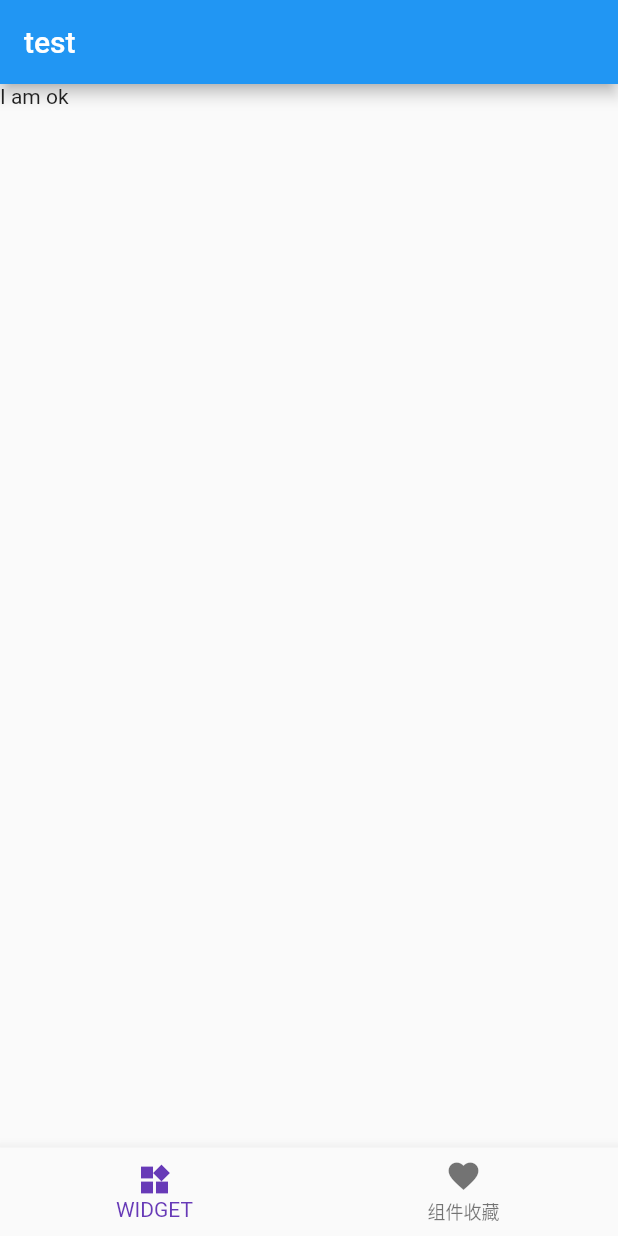
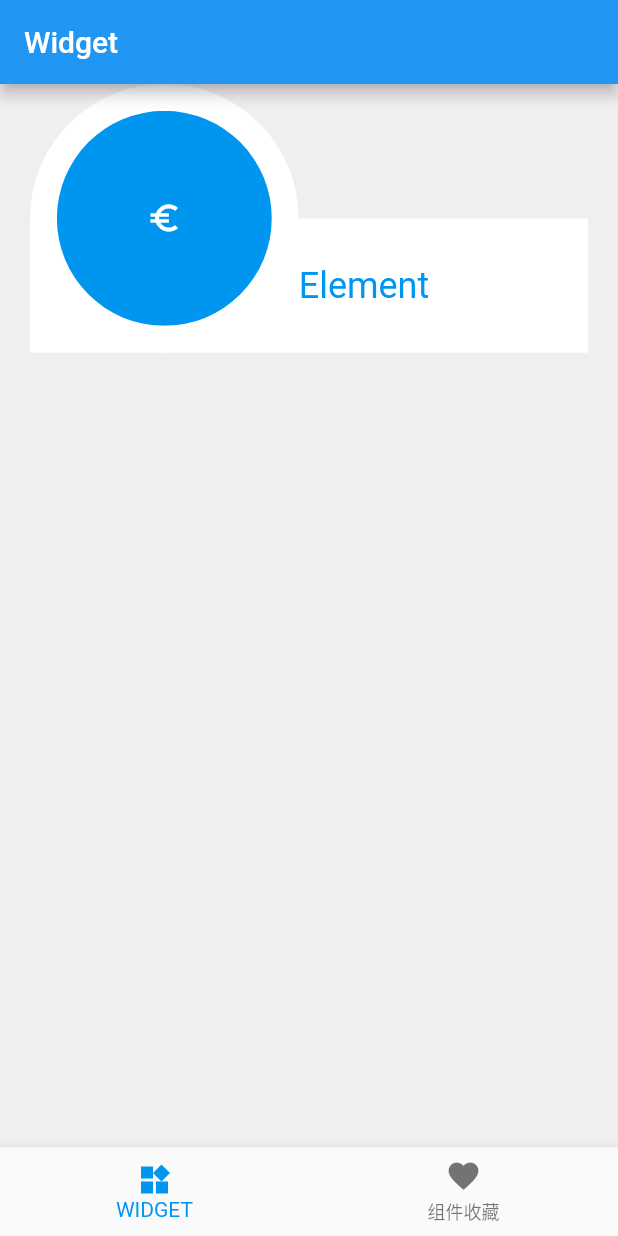
Before and after one commit to woshiku110/flutterstudy, a Flutter app: the screen it shows after launch, on a phone screen of 412 x 824 dp. Run offline on Flutter 3.47's test engine with Material 2 defaults, Android fonts, the phone set to English and light mode, and no system bars; our stand-ins replace fluro, flutter_screenutil.

Commit message:
增加了尺寸工具类以及删除无用代码以及做了小部分ui布局

```diff
--- a/lib/pages/home.dart
+++ b/lib/pages/home/home.dart
@@ -1,8 +1,7 @@
-import 'dart:math';
-
 import 'package:flutter/material.dart';
-import 'package:flutterstudy/pages/home_page_one.dart';
-import 'package:flutterstudy/pages/home_page_two.dart';
+import 'package:flutter_screenutil/flutter_screenutil.dart';
+import 'package:flutterstudy/pages/home/widget.dart';
+import 'package:flutterstudy/pages/home/home_page_two.dart';
 class Home extends StatefulWidget{
   final String title;
   Home({Key key,this.title}):super(key:key);
@@ -19,11 +18,12 @@ class _Home extends State<Home>{
     print("currentIndex: "+ index.toString());
   }
   List<Widget> list= [
-        HomePageOne(),
+        WidgetComponent(),
         HomePageTwo()
   ];
   @override
   Widget build(BuildContext context) {
+    ScreenUtil.instance = ScreenUtil.getInstance()..init(context);
     return new Scaffold(
       appBar: AppBar(
         title: Text(widget.title),
@@ -51,7 +51,7 @@ class BottomNavigation extends StatelessWidget{
           iconSize: 24,
           currentIndex: currentIndex,
           onTap: _handleTap,
-          fixedColor: Colors.deepPurple,
+          fixedColor: Color.fromRGBO(0,150,239, 1.0),
           items: <BottomNavigationBarItem>[
             BottomNavigationBarItem(
                 title: Text("WIDGET"),
--- /dev/null
+++ b/lib/pages/home/widget.dart
@@ -0,0 +1,136 @@
+import 'package:flutter/material.dart';
+import 'package:flutterstudy/pages/util/Size.dart';
+
+class WidgetComponent extends StatefulWidget{
+  @override
+  State<StatefulWidget> createState() {
+    return _Widget();
+  }
+}
+
+class _Widget extends State<WidgetComponent>{
+  @override
+  Widget build(BuildContext context) {
+    return Container(
+      width: double.infinity,
+      height: double.infinity,
+      color: Color.fromARGB(255, 241,238,239),
+      child: Scrollbar(
+          child: SingleChildScrollView(
+              padding: EdgeInsets.symmetric(horizontal: 20),
+              child: Column(children: [WidgetItem()])
+          )
+      )
+    );
+  }
+}
+
+class WidgetItem extends StatefulWidget{
+  @override
+  State<StatefulWidget> createState() {
+    return _WidgetItem();
+  }
+
+}
+class _WidgetItem extends State<WidgetItem>{
+  var titleName = "Element";
+  var titleIcon = Icons.euro_symbol;
+  @override
+  Widget build(BuildContext context) {
+    return Container(
+            width: double.infinity,
+            child: Column(
+              children: <Widget>[WidgetItemTitle(title: titleName,icon: titleIcon)],
+            ),
+    );
+  }
+}
+
+class WidgetItemTitle extends StatelessWidget{
+  final title;
+  final icon;
+  WidgetItemTitle({Key key,@required this.title,@required this.icon}):super(key:key);
+  @override
+  Widget build(BuildContext context) {
+    return Container(
+            width: double.infinity,
+            color:Color.fromARGB(255, 241,238,239),
+            child: Stack(
+              children: <Widget>[
+                Container(
+                  width: double.infinity,
+                  height: Size.setHeight(150),
+                  child: Align(
+                    alignment: Alignment.bottomLeft,
+                    child: Container(
+                      color:Colors.white,
+                      width: double.infinity,
+                      height: Size.setHeight(75),
+                      child: Row(children: <Widget>[
+                        Container(
+                          width: Size.setHeight(150),
+                        ),
+                        Text(title, style: TextStyle(
+                            fontSize: 24.0,
+                            color: Color.fromRGBO(0,150,239, 1.0)
+                        ),),],)
+                    ),
+                  )
+                ),
+                ClipOval(
+                  child: Container(
+                    width: Size.setHeight(150),
+                    height: Size.setHeight(150),
+                    color: Colors.white,
+                    child: Center(
+                      child: ClipOval(
+                        child: Container(
+                          color: Color.fromRGBO(0,150,239, 1.0),
+                          width: Size.setHeight(120),
+                          height: Size.setHeight(120),
+                          child: Icon(this.icon,color: Colors.white,),
+                        ),
+                      ),
+                    ),
+                  ),
+                ),
+              ],
+            )
+    );
+  }
+}
+class IconData {
+    var name;
+    var icon;
+    IconData(name,icon){
+      this.name = name;
+      this.icon = icon;
+    }
+}
+
+class WidgetItemContent extends StatelessWidget{
+  final List<IconData> _list = [
+    new IconData('t1', Icons.access_alarms),
+    new IconData('t2', Icons.access_time),
+    new IconData('t3', Icons.ac_unit),
+    new IconData('t3', Icons.accessibility_new),
+  ];
+  @override
+  Widget build(BuildContext context) {
+    return  GridView.count(
+              crossAxisCount: 3,
+              childAspectRatio: 1,
+              mainAxisSpacing: 5,
+              crossAxisSpacing: 5,
+        children: <Widget>[
+          Image.network("https://ss2.baidu.com/6ONYsjip0QIZ8tyhnq/it/u=1333189478,4259049031&fm=173&app=25&f=JPEG?w=640&h=640&s=6BA43A6238B07BA77D3C7CC60000E0E1",width: 100,height: 180,),
+          Image.network("https://ss2.baidu.com/6ONYsjip0QIZ8tyhnq/it/u=1333189478,4259049031&fm=173&app=25&f=JPEG?w=640&h=640&s=6BA43A6238B07BA77D3C7CC60000E0E1",width: 100,height: 180,),
+          Image.network("https://ss2.baidu.com/6ONYsjip0QIZ8tyhnq/it/u=1333189478,4259049031&fm=173&app=25&f=JPEG?w=640&h=640&s=6BA43A6238B07BA77D3C7CC60000E0E1",width: 100,height: 180,),
+          Image.network("https://ss1.baidu.com/6ONXsjip0QIZ8tyhnq/it/u=1147110391,1099568746&fm=173&app=25&f=JPEG?w=640&h=640&s=4BA43A625AFA7BAF7D302CC60000A0A1",width: 100,height: 180,),
+          Image.network("https://ss1.baidu.com/6ONXsjip0QIZ8tyhnq/it/u=1147110391,1099568746&fm=173&app=25&f=JPEG?w=640&h=640&s=4BA43A625AFA7BAF7D302CC60000A0A1",width: 100,height: 180,),
+          Image.network("https://ss1.baidu.com/6ONXsjip0QIZ8tyhnq/it/u=1147110391,1099568746&fm=173&app=25&f=JPEG?w=640&h=640&s=4BA43A625AFA7BAF7D302CC60000A0A1",width: 100,height: 180,),
+          Image.network("https://ss1.baidu.com/6ONXsjip0QIZ8tyhnq/it/u=1147110391,1099568746&fm=173&app=25&f=JPEG?w=640&h=640&s=4BA43A625AFA7BAF7D302CC60000A0A1",width: 100,height: 180,),
+        ],
+    );
+  }
+}
--- a/lib/pages/home_page_one.dart
+++ /dev/null
@@ -1,10 +0,0 @@
-import 'package:flutter/material.dart';
-class HomePageOne extends StatelessWidget{
-  @override
-  Widget build(BuildContext context) {
-    return new Container(
-      child: Text('I am ok'),
-    );
-  }
-
-}
--- /dev/null
+++ b/lib/pages/util/Size.dart
@@ -0,0 +1,15 @@
+import 'package:flutter_screenutil/flutter_screenutil.dart';
+
+class Size{
+  static  setWidth(double width){
+    return ScreenUtil.getInstance().setWidth(width);
+  }
+  static  setHeight(double height){
+    return  ScreenUtil.getInstance().setHeight(height);
+  }
+
+  static var scaleWidth =  ScreenUtil.getInstance().scaleHeight;
+  static var scaleHeight = ScreenUtil.getInstance().scaleWidth;
+  static var screenHeight = ScreenUtil.screenHeight;
+  static var screenWidth = ScreenUtil.screenWidth;
+}
--- a/lib/route/route.dart
+++ b/lib/route/route.dart
@@ -1,12 +1,12 @@
 import 'package:fluro/fluro.dart';
-import 'package:flutterstudy/pages/home.dart';
+import 'package:flutterstudy/pages/home/home.dart';
 import 'package:flutterstudy/pages/test.dart';
 class Routes{
     static Router router;
     static void configureRoutes(Router router){
         //主页
         router.define('/', handler:  new Handler(handlerFunc:(context,params){
-            return new Home(title: 'test',);
+            return new Home(title: 'Widget',);
         } ));
         router.define('/test', handler:  new Handler(handlerFunc:(context,params){
             return new Test(title: 'testTest',);
--- a/pubspec.yaml
+++ b/pubspec.yaml
@@ -24,7 +24,7 @@ dependencies:
   # Use with the CupertinoIcons class for iOS style icons.
   cupertino_icons: ^0.1.2
   fluro: "^1.5.1"
-
+  flutter_screenutil: ^0.5.3
 dev_dependencies:
   flutter_test:
     sdk: flutter
```
Also changed, not shown: lib/pages/home/home_page_two.dart (renamed from lib/pages/home_page_two.dart), pubspec.lock, 1 other file.
